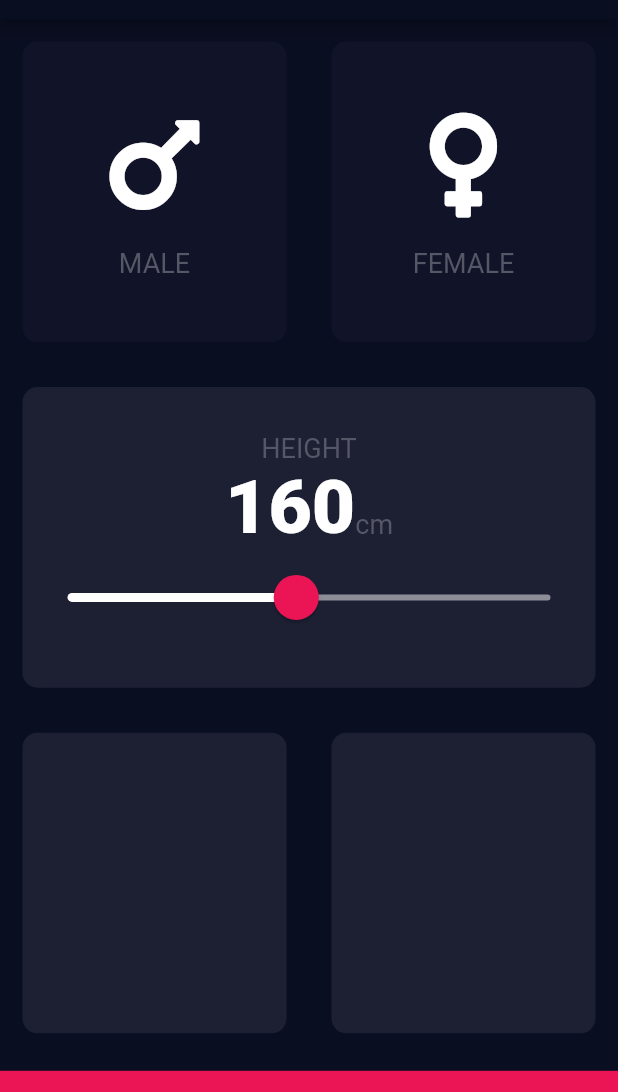
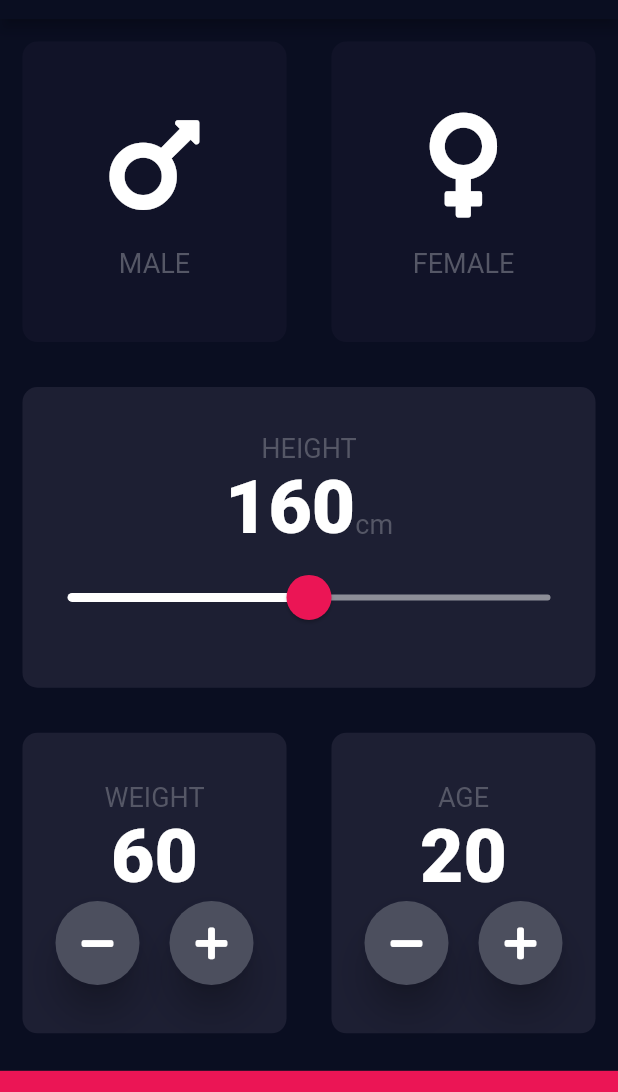
Before and after one commit to MostafaAE/BMI-Calculator, a Flutter app: the screen it shows after launch, on a phone screen of 412 x 824 dp, the part 65-1157 px from its top. Run offline on Flutter 3.47's test engine with Material 2 defaults, Android fonts, the phone set to English and light mode, and no system bars; our stand-ins replace font_awesome_flutter.

Commit message:
Weight and Age Cards

```diff
--- a/lib/input_page.dart
+++ b/lib/input_page.dart
@@ -1,4 +1,5 @@
 import 'package:flutter/material.dart';
+import 'package:flutter/widgets.dart';
 import 'package:font_awesome_flutter/font_awesome_flutter.dart';
 import 'reusable_card.dart';
 import 'icon_content.dart';
@@ -17,6 +18,8 @@
 class _InputPageState extends State<InputPage> {
   Gender selectedGender;
   int height = 160;
+  int weight = 60;
+  int age = 20;
 
   @override
   Widget build(BuildContext context) {
@@ -109,7 +112,7 @@
                                 height = newValue.toInt();
                               });
                             },
-                            min: 70,
+                            min: 60,
                             max: 260,
                           ),
                         ),
@@ -125,10 +128,88 @@
             child: Row(
               children: [
                 Expanded(
-                  child: ReusableCard(colour: kActiveCardColour),
+                  child: ReusableCard(
+                    colour: kActiveCardColour,
+                    cardChild: Column(
+                      mainAxisAlignment: MainAxisAlignment.center,
+                      children: [
+                        Text(
+                          'WEIGHT',
+                          style: kLabelTextStyle,
+                        ),
+                        Text(
+                          '$weight',
+                          style: kNumberTextStyle,
+                        ),
+                        Row(
+                          mainAxisAlignment: MainAxisAlignment.center,
+                          children: [
+                            RoundIconButton(
+                              icon: FontAwesomeIcons.minus,
+                              onPress: () {
+                                setState(() {
+                                  weight--;
+                                });
+                              },
+                            ),
+                            SizedBox(
+                              width: 20,
+                            ),
+                            RoundIconButton(
+                              icon: FontAwesomeIcons.plus,
+                              onPress: () {
+                                setState(() {
+                                  weight++;
+                                });
+                              },
+                            ),
+                          ],
+                        )
+                      ],
+                    ),
+                  ),
                 ),
                 Expanded(
-                  child: ReusableCard(colour: kActiveCardColour),
+                  child: ReusableCard(
+                    colour: kActiveCardColour,
+                    cardChild: Column(
+                      mainAxisAlignment: MainAxisAlignment.center,
+                      children: [
+                        Text(
+                          'AGE',
+                          style: kLabelTextStyle,
+                        ),
+                        Text(
+                          '$age',
+                          style: kNumberTextStyle,
+                        ),
+                        Row(
+                          mainAxisAlignment: MainAxisAlignment.center,
+                          children: [
+                            RoundIconButton(
+                              icon: FontAwesomeIcons.minus,
+                              onPress: () {
+                                setState(() {
+                                  age--;
+                                });
+                              },
+                            ),
+                            SizedBox(
+                              width: 20,
+                            ),
+                            RoundIconButton(
+                              icon: FontAwesomeIcons.plus,
+                              onPress: () {
+                                setState(() {
+                                  age++;
+                                });
+                              },
+                            ),
+                          ],
+                        )
+                      ],
+                    ),
+                  ),
                 ),
               ],
             ),
@@ -151,3 +232,26 @@
     );
   }
 }
+
+class RoundIconButton extends StatelessWidget {
+  final IconData icon;
+  final Function onPress;
+  RoundIconButton({@required this.icon, @required this.onPress});
+
+  @override
+  Widget build(BuildContext context) {
+    return RawMaterialButton(
+      child: Icon(icon),
+      onPressed: () {
+        onPress();
+      },
+      elevation: 10.0,
+      constraints: BoxConstraints.tightFor(
+        width: 56.0,
+        height: 56.0,
+      ),
+      shape: CircleBorder(),
+      fillColor: Color(0xFF4C4F5E),
+    );
+  }
+}
```
Also changed, not shown: 1 other file.
